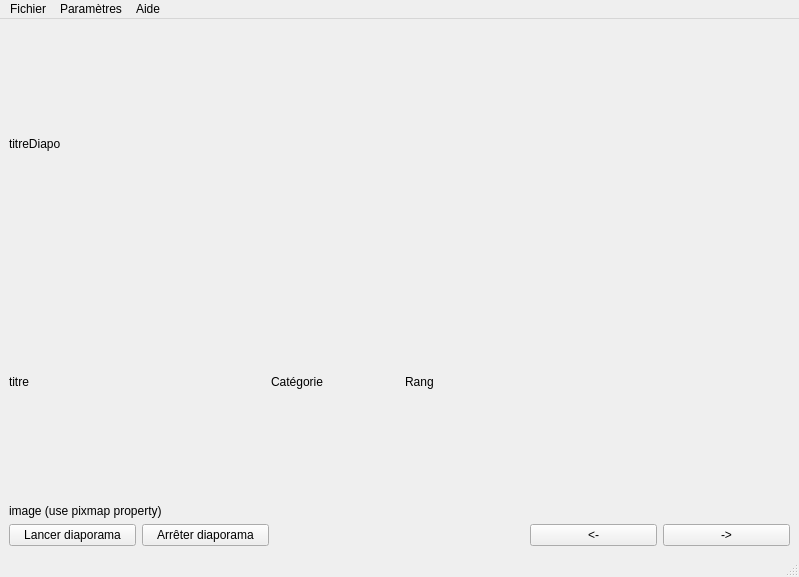
Before: the Qt Designer form v2/lecteurvue.ui in MaxMontouro/LecteurDiaporama, drawn with Qt 5.
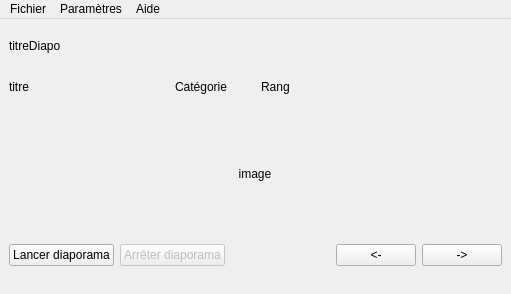
After: the same form once the commit is applied.

Diff of the .ui file:
```diff
--- a/v2/lecteurvue.ui
+++ b/v2/lecteurvue.ui
@@ -6,15 +6,15 @@
    <rect>
     <x>0</x>
     <y>0</y>
-    <width>799</width>
-    <height>577</height>
+    <width>511</width>
+    <height>294</height>
    </rect>
   </property>
   <property name="windowTitle">
    <string>LecteurVue</string>
   </property>
   <widget class="QWidget" name="centralwidget">
-   <layout class="QVBoxLayout" name="verticalLayout" stretch="1,1,0,1">
+   <layout class="QVBoxLayout" name="verticalLayout" stretch="0,0,0,0">
     <item>
      <widget class="QLabel" name="lTitreDiapo">
       <property name="text">
@@ -67,11 +67,36 @@
      </layout>
     </item>
     <item>
-     <widget class="QLabel" name="lImage">
-      <property name="text">
-       <string>image (use pixmap property)</string>
-      </property>
-     </widget>
+     <layout class="QHBoxLayout" name="horizontalLayout_4">
+      <item>
+       <widget class="QLabel" name="lImage">
+        <property name="sizePolicy">
+         <sizepolicy hsizetype="Minimum" vsizetype="Minimum">
+          <horstretch>0</horstretch>
+          <verstretch>0</verstretch>
+         </sizepolicy>
+        </property>
+        <property name="minimumSize">
+         <size>
+          <width>128</width>
+          <height>128</height>
+         </size>
+        </property>
+        <property name="maximumSize">
+         <size>
+          <width>128</width>
+          <height>128</height>
+         </size>
+        </property>
+        <property name="text">
+         <string>image</string>
+        </property>
+        <property name="alignment">
+         <set>Qt::AlignCenter</set>
+        </property>
+       </widget>
+      </item>
+     </layout>
     </item>
     <item>
      <layout class="QHBoxLayout" name="horizontalLayout_3" stretch="1,1,2,1,1">
@@ -85,7 +110,7 @@
       <item>
        <widget class="QPushButton" name="bArreterDiapo">
         <property name="enabled">
-         <bool>true</bool>
+         <bool>false</bool>
         </property>
         <property name="text">
          <string>Arrêter diaporama</string>
@@ -131,8 +156,8 @@
     <rect>
      <x>0</x>
      <y>0</y>
-     <width>799</width>
-     <height>22</height>
+     <width>511</width>
+     <height>21</height>
     </rect>
    </property>
    <widget class="QMenu" name="menuFichier">
@@ -161,7 +186,7 @@
   </widget>
   <widget class="QStatusBar" name="statusbar">
    <property name="sizeGripEnabled">
-    <bool>true</bool>
+    <bool>false</bool>
    </property>
   </widget>
   <action name="actionQuitter">
```
